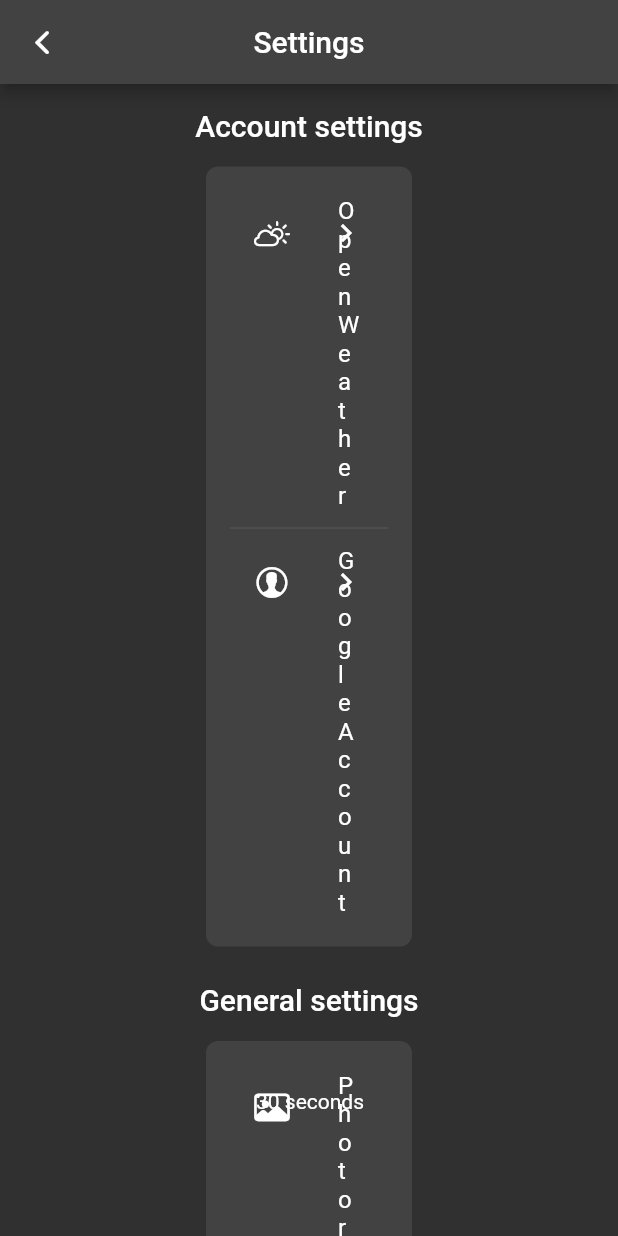
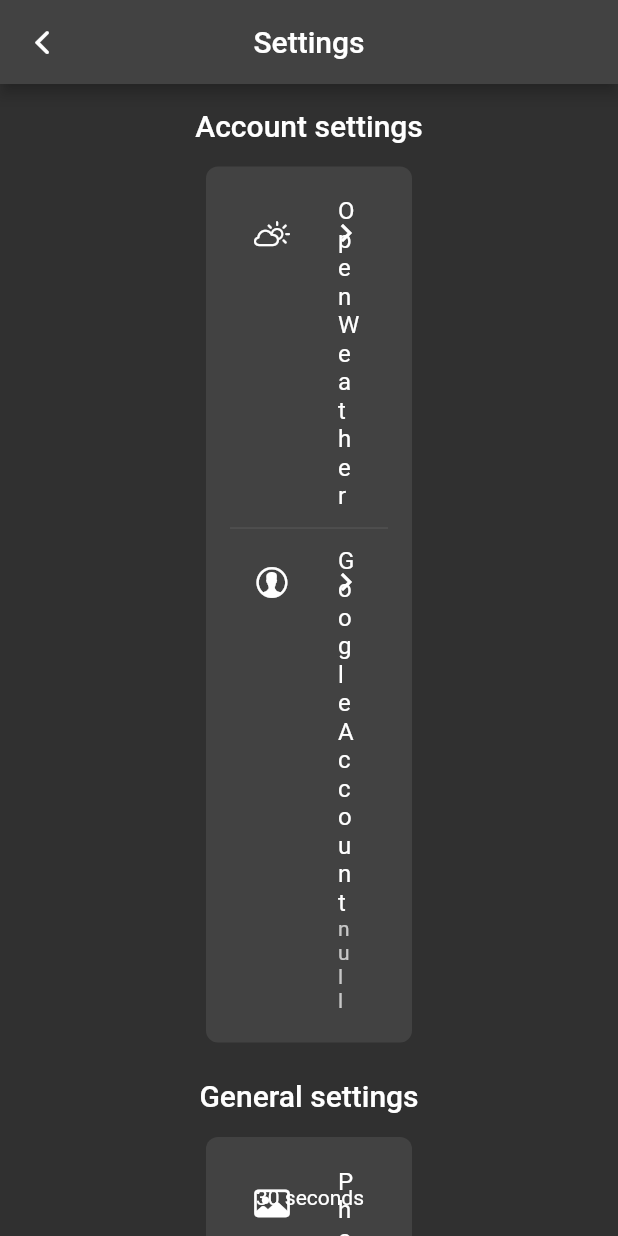
Before and after one commit to iteqno-id/fluboard, a Flutter app: the SettingsScreen screen opened directly, on a phone screen of 412 x 824 dp. Run offline on Flutter 3.47's test engine with Material 2 defaults, Android fonts, the phone set to English and light mode, and no system bars; our stand-ins replace flutter_dotenv, get_it, googleapis_auth, hive, hive_flutter, syncfusion_flutter_calendar; missing offline and left inert: googleapis, window_manager; accounts and stored records are empty; network calls fail.

Commit message:
Display emial on settings

```diff
--- a/lib/screen/settings_screen.dart
+++ b/lib/screen/settings_screen.dart
@@ -7,6 +7,7 @@
 import 'package:fluboard/widgets/number_field.dart';
 import 'package:flutter/cupertino.dart';
 import 'package:flutter/material.dart';
+import 'package:googleapis/people/v1.dart';
 import 'package:hive/hive.dart';
 import 'package:intl/intl.dart';
 
@@ -113,6 +114,16 @@
         leading: const Icon(CupertinoIcons.person_alt_circle),
         title: const Text('Google Account'),
         trailing: const Icon(Icons.chevron_right),
+        subtitle: FutureBuilder<Person>(
+          future: repository.getUserInfo(),
+          builder: (BuildContext context, AsyncSnapshot<Person> snapshot) {
+            if (snapshot.hasData) {
+              return Text("${snapshot.data?.emailAddresses?.first.value}");
+            } else {
+              return Container();
+            }
+          },
+        ),
         onTap: () =>
             Navigator.push(context, MaterialPageRoute(builder: (_) => const AccountScreen())),
       ),
```
